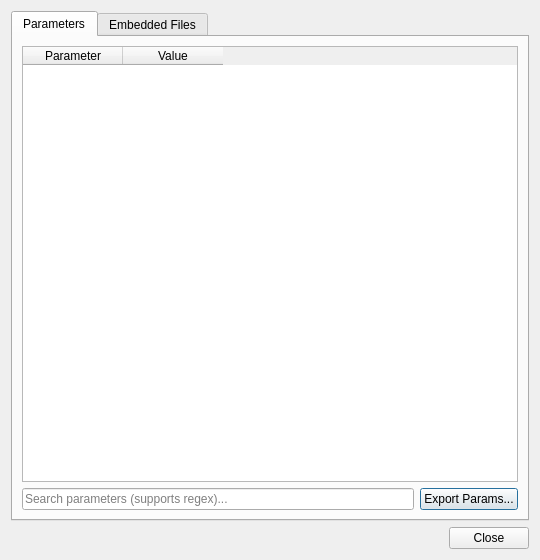
Before: the Qt Designer form DataLoadArdupilot/ardupilot_info_dialog.ui in RickyWu18/plotjuggler-drone-tools, drawn with Qt 5.
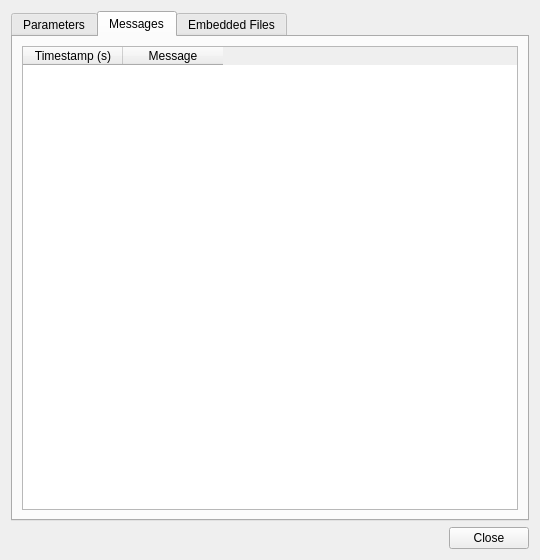
After: the same form once the commit is applied. The open tabs and pages were chosen to show the change.

Commit message:
feat(DataLoadArdupilot)!: two-pass decode, Messages tab, and official naming compat (#2)
* docs: add decode audit and optimization reports for ArduPilot plugin

* refactor: refactor ArduPilot parser to two-pass decode with pre-built structures

* fix: handle '-' multiplier id, skip timestamp field offset, and support H-type FmtType

* feat: Add official ArduPilot plugin naming compatibility option

* feat: Add Messages tab to ArduPilot info dialog

* fix: remove unreachable branch in float16ToDouble subnormal path

* chore: remove the optimize docs

What changed in the file:
```diff
--- a/DataLoadArdupilot/ardupilot_info_dialog.ui
+++ b/DataLoadArdupilot/ardupilot_info_dialog.ui
@@ -67,6 +67,33 @@
        </item>
       </layout>
      </widget>
+     <widget class="QWidget" name="tabMsgs">
+      <attribute name="title">
+       <string>Messages</string>
+      </attribute>
+      <layout class="QVBoxLayout" name="msgsLayout">
+       <item>
+        <widget class="QTableWidget" name="tableMsgs">
+         <property name="selectionBehavior">
+          <enum>QAbstractItemView::SelectRows</enum>
+         </property>
+         <property name="sortingEnabled">
+          <bool>false</bool>
+         </property>
+         <column>
+          <property name="text">
+           <string>Timestamp (s)</string>
+          </property>
+         </column>
+         <column>
+          <property name="text">
+           <string>Message</string>
+          </property>
+         </column>
+        </widget>
+       </item>
+      </layout>
+     </widget>
      <widget class="QWidget" name="tabFiles">
       <attribute name="title">
        <string>Embedded Files</string>
```
The commit also changes 6 other files.
